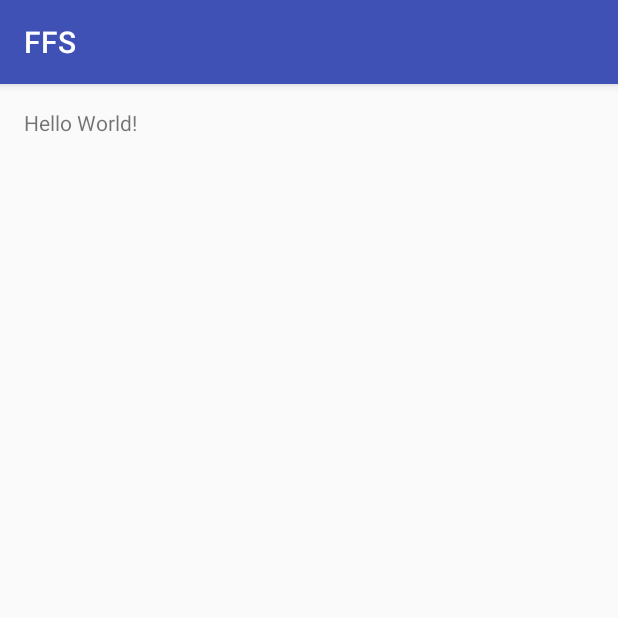
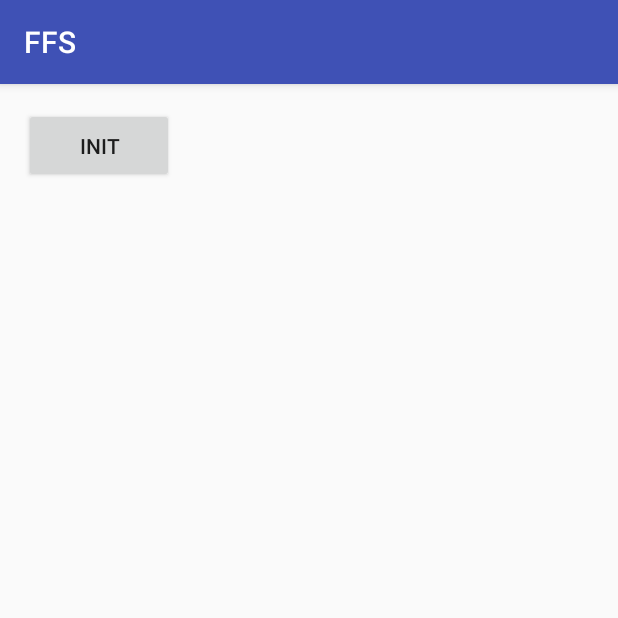
Before and after one commit to doom119/FFS, an Android app: the screen it shows after launch (MainActivity), on a phone screen of 412 x 824 dp, the top half of it. Run offline under Robolectric (Android 15) with nearby library versions, the phone set to English and light mode, and no system bars.

Commit message:
read video file

```diff
--- a/app/src/main/AndroidManifest.xml
+++ b/app/src/main/AndroidManifest.xml
@@ -1,6 +1,9 @@
 <?xml version="1.0" encoding="utf-8"?>
 <manifest xmlns:android="http://schemas.android.com/apk/res/android"
     package="com.doom119.ffs" >
+
+    <uses-permission android:name="android.permission.WRITE_EXTERNAL_STORAGE"/>
+    <uses-permission android:name="android.permission.READ_EXTERNAL_STORAGE"/>
 
     <application
         android:allowBackup="true"
--- a/app/src/main/java/com/doom119/ffs/FFS.java
+++ b/app/src/main/java/com/doom119/ffs/FFS.java
@@ -10,5 +10,5 @@ public class FFS
         System.loadLibrary("FFS");
     }
 
-    public static native void init();
+    public static native int init(String videoPath);
 }
--- a/app/src/main/java/com/doom119/ffs/MainActivity.java
+++ b/app/src/main/java/com/doom119/ffs/MainActivity.java
@@ -2,14 +2,21 @@ package com.doom119.ffs;
 
 import android.support.v7.app.AppCompatActivity;
 import android.os.Bundle;
+import android.view.View;
 
-public class MainActivity extends AppCompatActivity {
+public class MainActivity extends AppCompatActivity
+{
 
     @Override
-    protected void onCreate(Bundle savedInstanceState) {
+    protected void onCreate(Bundle savedInstanceState)
+    {
         super.onCreate(savedInstanceState);
         setContentView(R.layout.activity_main);
+    }
 
-        FFS.init();
+    public void init(View v)
+    {
+        String videoPath = "/mnt/sdcard/1.mp4";
+        FFS.init(videoPath);
     }
 }
--- a/app/src/main/res/layout/activity_main.xml
+++ b/app/src/main/res/layout/activity_main.xml
@@ -10,8 +10,9 @@
     android:paddingBottom="@dimen/activity_vertical_margin"
     tools:context="com.doom119.ffs.MainActivity">
 
-    <TextView
-        android:text="Hello World!"
-        android:layout_width="wrap_content"
-        android:layout_height="wrap_content" />
+    <Button
+        android:text="Init"
+        android:layout_width="100dp"
+        android:layout_height="50dp"
+        android:onClick="init"/>
 </RelativeLayout>
```
Also changed, not shown: 4 other files.
